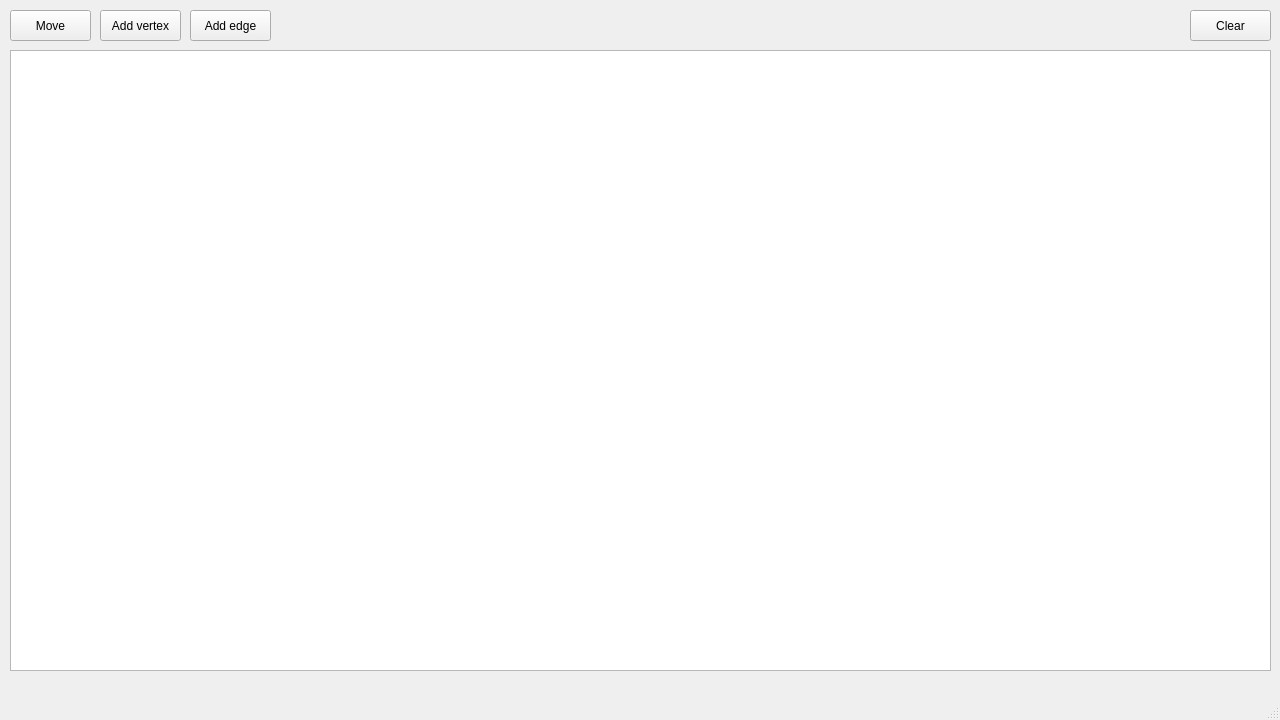
Daria42/cpp_tlen, file graph/mainwindow.ui: the form before one commit.
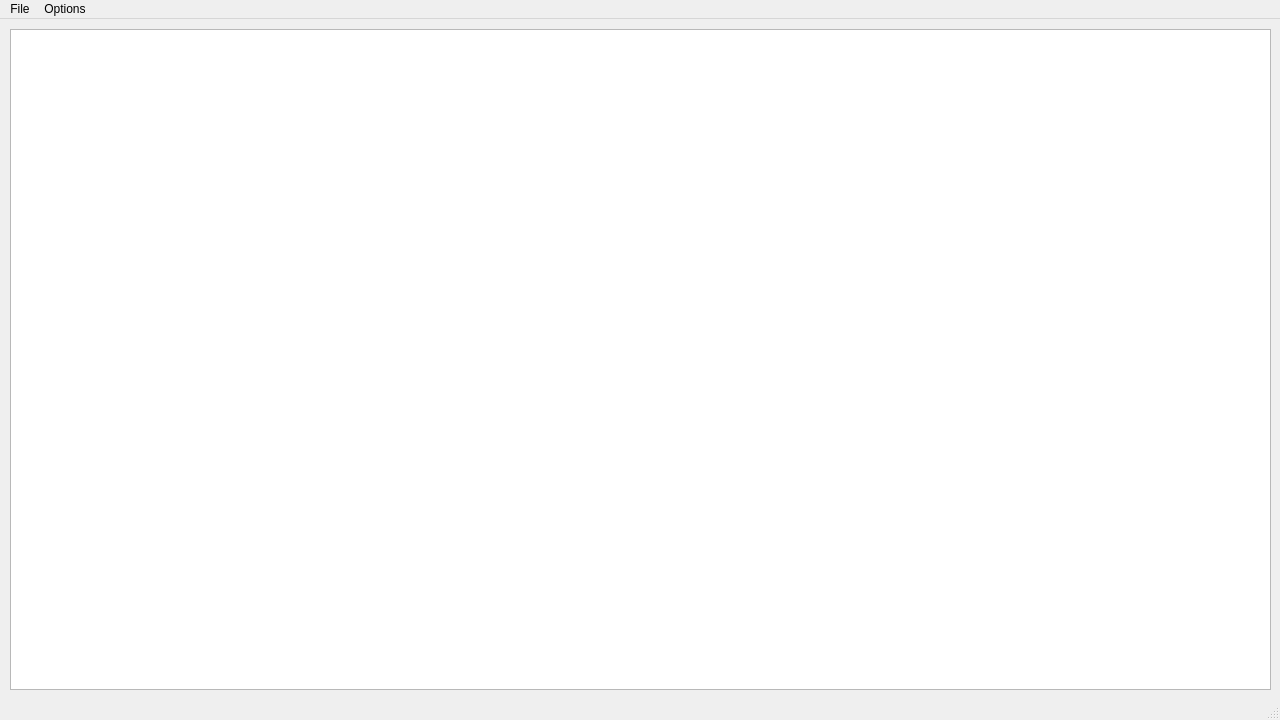
The form after the commit.

```diff
--- a/graph/mainwindow.ui
+++ b/graph/mainwindow.ui
@@ -24,64 +24,12 @@
     <property name="geometry">
      <rect>
       <x>10</x>
-      <y>50</y>
+      <y>10</y>
       <width>1261</width>
-      <height>621</height>
+      <height>661</height>
      </rect>
     </property>
    </widget>
-    <widget class="QPushButton" name="pushButtonMove">
-    <property name="geometry">
-     <rect>
-      <x>10</x>
-      <y>10</y>
-      <width>81</width>
-      <height>31</height>
-     </rect>
-    </property>
-    <property name="text">
-     <string>Move</string>
-    </property>
-   </widget>
-   <widget class="QPushButton" name="pushButtonAddVertex">
-    <property name="geometry">
-     <rect>
-      <x>100</x>
-      <y>10</y>
-      <width>81</width>
-      <height>31</height>
-     </rect>
-    </property>
-    <property name="text">
-     <string>Add vertex</string>
-    </property>
-   </widget>
-   <widget class="QPushButton" name="pushButtonAddEdge">
-    <property name="geometry">
-     <rect>
-      <x>190</x>
-      <y>10</y>
-      <width>81</width>
-      <height>31</height>
-     </rect>
-    </property>
-    <property name="text">
-     <string>Add edge</string>
-    </property>
-   </widget>
-   <widget class="QPushButton" name="pushButtonClear">
-    <property name="geometry">
-     <rect>
-      <x>1190</x>
-      <y>10</y>
-      <width>81</width>
-      <height>31</height>
-     </rect>
-    </property>
-    <property name="text">
-     <string>Clear</string>
-    </property>
-   </widget>
   </widget>
   <widget class="QMenuBar" name="menubar">
    <property name="geometry">
@@ -92,6 +40,23 @@
      <height>21</height>
     </rect>
    </property>
+   <widget class="QMenu" name="menuFile">
+    <property name="title">
+     <string>File</string>
+    </property>
+    <addaction name="actionNew"/>
+    <addaction name="actionOpen"/>
+    <addaction name="actionSave"/>
+   </widget>
+   <widget class="QMenu" name="menuOptions">
+    <property name="title">
+     <string>Options</string>
+    </property>
+    <addaction name="actionHelp"/>
+    <addaction name="actionExit"/>
+   </widget>
+   <addaction name="menuFile"/>
+   <addaction name="menuOptions"/>
   </widget>
   <widget class="QStatusBar" name="statusbar"/>
  </widget>
```
Left out of the diff: 25 changed lines with no effect on the pictures.
